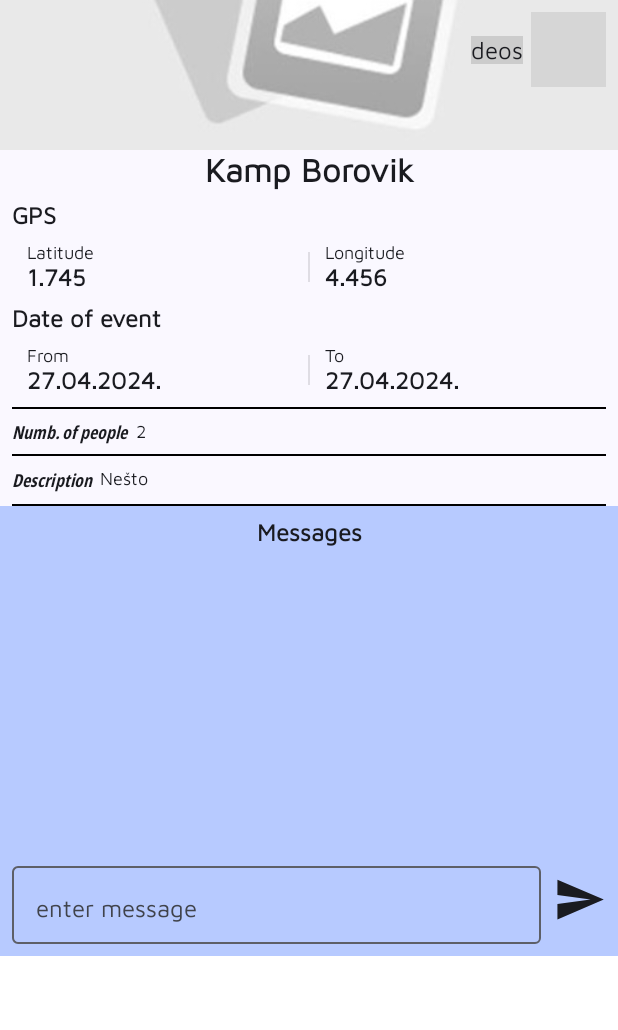
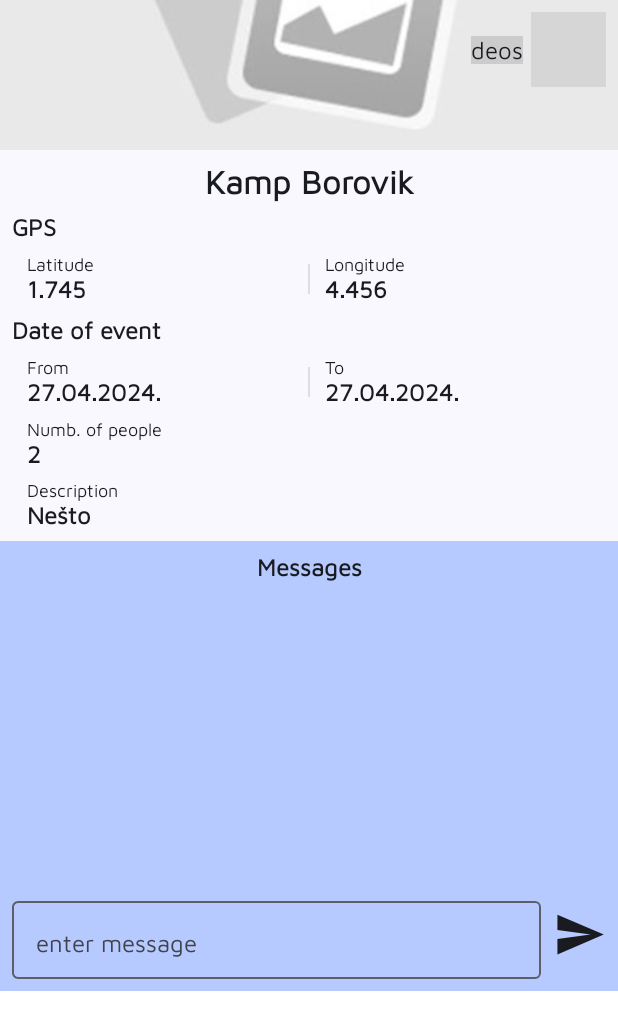
Before and after one commit to superdean55/CampSpotterCompose, an Android app built with Jetpack Compose: the @Preview function DetailCampSpotCardPreview, on a phone screen of 412 x 824 dp. Shown: the top 1030 px of the screen. Run offline under Robolectric (Android 15) with nearby library versions, the phone set to English and light mode, and no system bars; our stand-ins replace Firebase (no records; nobody signed in at launch, a user with empty details on screens opened directly); libraries missing offline, so code that uses them is left out: com.vanpra.composematerialdialogs; pictures from the network do not load; grey boxes are pictures that could not be loaded.

Commit message:
fixed crashes on reconfiguration
some ui changes made

```diff
--- a/app/src/main/java/hr/ferit/dejanmihic/campspottercompose/data/network/UsersRepository.kt
+++ b/app/src/main/java/hr/ferit/dejanmihic/campspottercompose/data/network/UsersRepository.kt
@@ -40,6 +40,10 @@ object UsersRepository {
         Log.d(TAG, "RESET TO INITIAL STATE")
     }
 
+    fun isUsersEmpty(): Boolean{
+        return repositoryState.value.users.isEmpty()
+    }
+
     fun getUsers(){
         Log.d(TAG,"GET_USERS")
         usersListener = object : ValueEventListener {
--- a/app/src/main/java/hr/ferit/dejanmihic/campspottercompose/ui/screens/CampSpotScreen.kt
+++ b/app/src/main/java/hr/ferit/dejanmihic/campspottercompose/ui/screens/CampSpotScreen.kt
@@ -21,6 +21,7 @@ import androidx.compose.foundation.layout.Box
 import androidx.compose.foundation.layout.Column
 import androidx.compose.foundation.layout.Row
 import androidx.compose.foundation.layout.Spacer
+import androidx.compose.foundation.layout.fillMaxHeight
 import androidx.compose.foundation.layout.fillMaxSize
 import androidx.compose.foundation.layout.fillMaxWidth
 import androidx.compose.foundation.layout.height
@@ -86,6 +87,7 @@ import hr.ferit.dejanmihic.campspottercompose.model.Message
 import hr.ferit.dejanmihic.campspottercompose.model.User
 import hr.ferit.dejanmihic.campspottercompose.ui.utils.CampSpotFormMode
 import hr.ferit.dejanmihic.campspottercompose.ui.utils.DateType
+import hr.ferit.dejanmihic.campspottercompose.ui.utils.dataToString
 import hr.ferit.dejanmihic.campspottercompose.ui.utils.mapToObject
 import java.io.File
 import java.text.SimpleDateFormat
@@ -172,7 +174,7 @@ fun DetailCampSpotCard(
         Column(
             modifier = Modifier
                 .fillMaxWidth()
-                .padding(horizontal = dimensionResource(R.dimen.padding_small))
+                .padding(dimensionResource(R.dimen.padding_small))
         ) {
             Text(
                 modifier = Modifier.fillMaxWidth(),
@@ -215,31 +217,18 @@ fun DetailCampSpotCard(
                 secondText = campSpot.endEventDate!!,
                 modifier = Modifier.fillMaxWidth()
             )
-            Divider(color = dividersColor)
-            HorizontalLabelTextInfo(
+            InformationComponent(
                 labelId = R.string.label_numb_of_people,
-                data = campSpot.numberOfPeople,
-                modifier = Modifier.fillMaxWidth()
+                text = campSpot.numberOfPeople!!,
+                modifier = Modifier.padding(start = dimensionResource(R.dimen.information_left_padding))
             )
-            Divider(color = dividersColor)
-
-            Row(
-                modifier = Modifier.padding(vertical = dimensionResource(id = R.dimen.padding_small)),
-                verticalAlignment = Alignment.Top,
-            ) {
-                Text(
-                    text = stringResource(R.string.label_description),
-                    style = MaterialTheme.typography.labelSmall
-                )
-                Spacer(modifier = Modifier.width(dimensionResource(R.dimen.spacer_small)))
-                Text(
-                    text = campSpot.description!!,
-                    style = MaterialTheme.typography.bodySmall,
-                    overflow = TextOverflow.Ellipsis,
-                    maxLines = 3
-                )
-            }
-            Divider(color = dividersColor)
+            Spacer(modifier = Modifier.height(dimensionResource(R.dimen.padding_small)))
+            InformationComponent(
+                labelId = R.string.label_description,
+                text = campSpot.description!!,
+                maxLines = 5,
+                modifier = Modifier.padding(start = dimensionResource(R.dimen.information_left_padding))
+            )
         }
         Column(
             modifier = Modifier.fillMaxWidth()
@@ -253,7 +242,7 @@ fun DetailCampSpotCard(
                 onRemoveMessageClicked = onRemoveMessageClicked,
                 modifier = Modifier
                     .fillMaxWidth()
-                    .height(300.dp)
+                    .height(dimensionResource(R.dimen.messages_container_height))
                     .background(MaterialTheme.colorScheme.inversePrimary)
                     .padding(dimensionResource(R.dimen.padding_small))
             )
--- a/app/src/main/java/hr/ferit/dejanmihic/campspottercompose/ui/screens/HomeScreen.kt
+++ b/app/src/main/java/hr/ferit/dejanmihic/campspottercompose/ui/screens/HomeScreen.kt
@@ -350,18 +350,7 @@ fun UserImageItem(
     )
 }
 
-fun <T>dataToString(data: T) :String{
-    val text = when(data){
-        is LocalDate -> localDateToString(data)
-        is Date -> dateToString(data)
-        is Int -> data.toString()
-        is Float -> data.toString()
-        is Double -> data.toString()
-        is String -> data
-        else -> "unknown"
-    }
-    return text
-}
+
 
 fun dateToString(date: Date, format: String = "dd.MM.yyyy."): String {
     val dateFormat = SimpleDateFormat(format, Locale.getDefault())
--- a/app/src/main/java/hr/ferit/dejanmihic/campspottercompose/ui/screens/Messages.kt
+++ b/app/src/main/java/hr/ferit/dejanmihic/campspottercompose/ui/screens/Messages.kt
@@ -407,9 +407,7 @@ fun MessagesCard(
     ) {
         Row(
             horizontalArrangement = Arrangement.Center,
-            modifier = Modifier
-                .fillMaxWidth()
-                .background(MaterialTheme.colorScheme.inversePrimary)
+            modifier = Modifier.fillMaxWidth()
         ){
             Text(text = "Messages", style = MaterialTheme.typography.labelMedium)
         }
--- a/app/src/main/java/hr/ferit/dejanmihic/campspottercompose/ui/screens/Navigation.kt
+++ b/app/src/main/java/hr/ferit/dejanmihic/campspottercompose/ui/screens/Navigation.kt
@@ -1,6 +1,7 @@
 package hr.ferit.dejanmihic.campspottercompose.ui.screens
 
 import androidx.compose.material3.Icon
+import androidx.compose.material3.MaterialTheme
 import androidx.compose.material3.NavigationBar
 import androidx.compose.material3.NavigationBarItem
 import androidx.compose.material3.NavigationRail
@@ -39,7 +40,10 @@ fun CampSpotterBottomNavigationBar(
     navigationItemContentList: List<NavigationItemContent>,
     modifier: Modifier = Modifier
 ) {
-    NavigationBar(modifier = modifier) {
+    NavigationBar(
+        containerColor = MaterialTheme.colorScheme.inversePrimary,
+        modifier = modifier
+    ) {
         for (navItem in navigationItemContentList) {
             NavigationBarItem(
                 selected = currentTab == navItem.campSpotType,
--- a/app/src/main/java/hr/ferit/dejanmihic/campspottercompose/ui/screens/ProfileScreen.kt
+++ b/app/src/main/java/hr/ferit/dejanmihic/campspottercompose/ui/screens/ProfileScreen.kt
@@ -61,6 +61,7 @@ import hr.ferit.dejanmihic.campspottercompose.model.UserFormErrors
 import hr.ferit.dejanmihic.campspottercompose.ui.CampSpotterViewModel
 import hr.ferit.dejanmihic.campspottercompose.ui.theme.CampSpotterComposeTheme
 import hr.ferit.dejanmihic.campspottercompose.ui.utils.DateType
+import hr.ferit.dejanmihic.campspottercompose.ui.utils.dataToString
 import java.time.LocalDate
 
 @Composable
@@ -90,7 +91,7 @@ fun DetailProfileCard(
                 UserImageItem(
                     userImageUrl = user.imageUrl!!,
                     modifier = Modifier
-                        .size(dimensionResource(R.dimen.card_image_height))
+                        .size(dimensionResource(R.dimen.detail_user_image_size))
                         .clip(RoundedCornerShape(dimensionResource(R.dimen.card_corner_radius)))
                 )
             }
@@ -206,8 +207,8 @@ fun EditProfileCard(
             ){
                 Box(
                     modifier = Modifier
-                        .size(200.dp)
-                        .clip(RoundedCornerShape(20.dp))
+                        .size(dimensionResource(R.dimen.edit_user_image_size))
+                        .clip(RoundedCornerShape(dimensionResource(R.dimen.edit_user_image_corner_radius)))
                         .clickable {
                             singlePhoto.launch(
                                 PickVisualMediaRequest(ActivityResultContracts.PickVisualMedia.ImageOnly)
@@ -317,6 +318,7 @@ fun <T>VerticalLabelTextInfo(
 @Composable
 fun InformationComponent(
     @StringRes labelId: Int,
+    maxLines: Int = 1,
     text: String,
     modifier: Modifier = Modifier
 ){
@@ -324,13 +326,13 @@ fun InformationComponent(
         Text(
             text = stringResource(labelId),
             style = MaterialTheme.typography.bodySmall,
-            maxLines = 1,
+            maxLines = maxLines,
             overflow = TextOverflow.Ellipsis
         )
         Text(
             text = text,
             style = MaterialTheme.typography.labelMedium,
-            maxLines = 1,
+            maxLines = maxLines,
             overflow = TextOverflow.Ellipsis
         )
     }
--- a/app/src/main/res/values/dimens.xml
+++ b/app/src/main/res/values/dimens.xml
@@ -24,6 +24,12 @@
     <dimen name="message_padding_for_removed_message">8dp</dimen>
     <dimen name="message_send_icon_size">35dp</dimen>
     <dimen name="message_input_message_height">60dp</dimen>
+    <dimen name="messages_container_height">300dp</dimen>
+
+    <dimen name="edit_user_image_size">200dp</dimen>
+    <dimen name="edit_user_image_corner_radius">20dp</dimen>
+
+    <dimen name="detail_user_image_size">200dp</dimen>
 
     <dimen name="information_row_height">50dp</dimen>
     <dimen name="information_divider_height">20dp</dimen>
```
Also changed, not shown: app/src/main/java/hr/ferit/dejanmihic/campspottercompose/ui/graphs/RootNavGraph.kt (+9 -4 lines), app/src/main/java/hr/ferit/dejanmihic/campspottercompose/ui/utils/Util.kt (+14 -1 lines).
